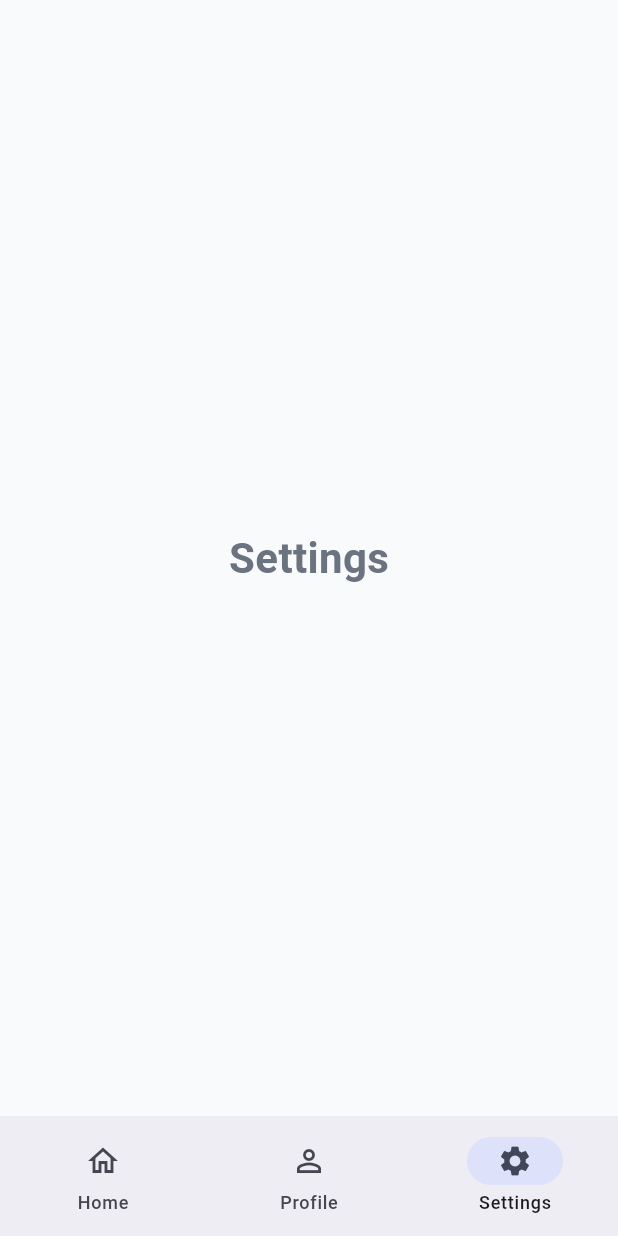
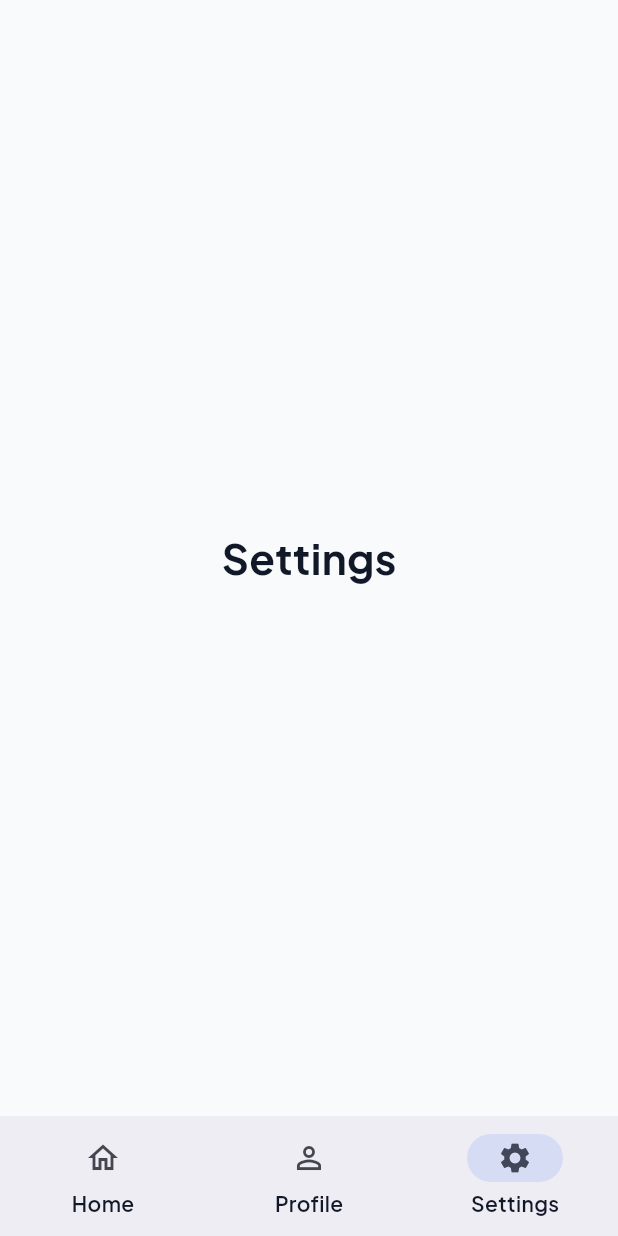
Before and after one commit to nu5koo1/project-north, a Flutter app: the screen it shows after launch, item 3 of the bottom bar chosen, on a phone screen of 412 x 824 dp. Run offline on Flutter 3.47's test engine with Material 3 defaults, Android fonts, the phone set to English and light mode, and no system bars; our stand-ins replace google_fonts.

Commit message:
feat: add design system and custom typography

```diff
--- a/lib/core/theme/app_colors.dart
+++ b/lib/core/theme/app_colors.dart
@@ -4,12 +4,9 @@ class AppColors {
   const AppColors._();
 
   static const Color background = Color(0xFFF8FAFC);
-
   static const Color primary = Color(0xFF0F172A);
-
   static const Color accent = Color(0xFF2563EB);
-
   static const Color textPrimary = Color(0xFF111827);
-
   static const Color textSecondary = Color(0xFF6B7280);
+  static const Color surface = Colors.white;
 }
--- a/lib/core/theme/app_theme.dart
+++ b/lib/core/theme/app_theme.dart
@@ -1,37 +1,51 @@
 import 'package:flutter/material.dart';
+import 'package:google_fonts/google_fonts.dart';
 
 import 'app_colors.dart';
 
 class AppTheme {
   const AppTheme._();
 
-  static ThemeData lightTheme = ThemeData(
+  static ThemeData get lightTheme {
+    final textTheme = GoogleFonts.plusJakartaSansTextTheme();
+
+    return ThemeData(
       useMaterial3: true,
+
       scaffoldBackgroundColor: AppColors.background,
 
       colorScheme: ColorScheme.fromSeed(
         seedColor: AppColors.accent,
         brightness: Brightness.light,
+        surface: AppColors.surface,
+      ),
+
+      textTheme: textTheme.apply(
+        bodyColor: AppColors.textPrimary,
+        displayColor: AppColors.textPrimary,
       ),
 
       appBarTheme: const AppBarTheme(
-      backgroundColor: AppColors.background,
-      foregroundColor: AppColors.textPrimary,
         elevation: 0,
         centerTitle: true,
+        backgroundColor: Colors.transparent,
+        foregroundColor: AppColors.textPrimary,
       ),
 
-    textTheme: const TextTheme(
-      headlineLarge: TextStyle(
-        color: AppColors.textPrimary,
-        fontWeight: FontWeight.bold,
+      cardTheme: CardThemeData(
+        elevation: 0,
+        color: AppColors.surface,
+        shape: RoundedRectangleBorder(
+          borderRadius: BorderRadius.circular(24),
         ),
-      bodyLarge: TextStyle(
-        color: AppColors.textPrimary,
       ),
-      bodyMedium: TextStyle(
-        color: AppColors.textSecondary,
+
+      navigationBarTheme: NavigationBarThemeData(
+        indicatorColor: AppColors.accent.withValues(alpha: 0.12),
+        labelTextStyle: WidgetStateProperty.all(
+          const TextStyle(fontWeight: FontWeight.w600),
         ),
       ),
     );
   }
+}
--- a/pubspec.yaml
+++ b/pubspec.yaml
@@ -34,6 +34,7 @@ dependencies:
   # The following adds the Cupertino Icons font to your application.
   # Use with the CupertinoIcons class for iOS style icons.
   cupertino_icons: ^1.0.8
+  google_fonts: ^6.3.2
 
 dev_dependencies:
   flutter_test:
```
Also changed, not shown: lib/core/theme/app_radius.dart (added, +8 -0 lines), lib/core/theme/app_spacing.dart (added, +10 -0 lines), lib/core/theme/app_typography.dart (added, +24 -0 lines), pubspec.lock. Lines whose indentation alone changed are shown as unchanged.
